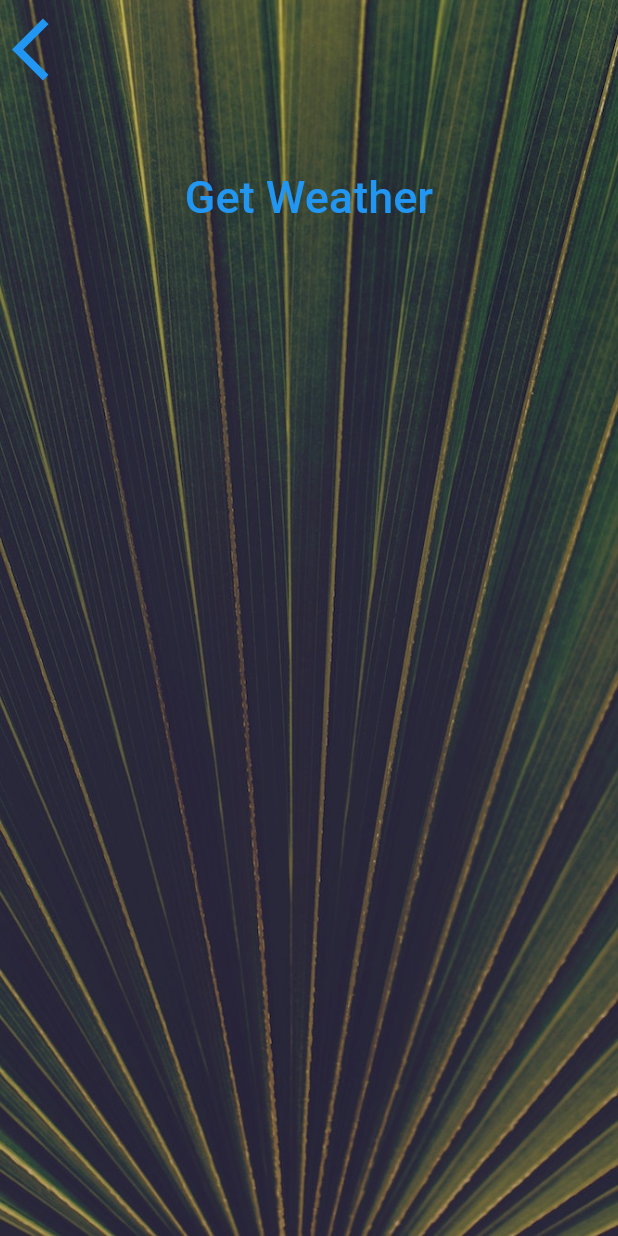
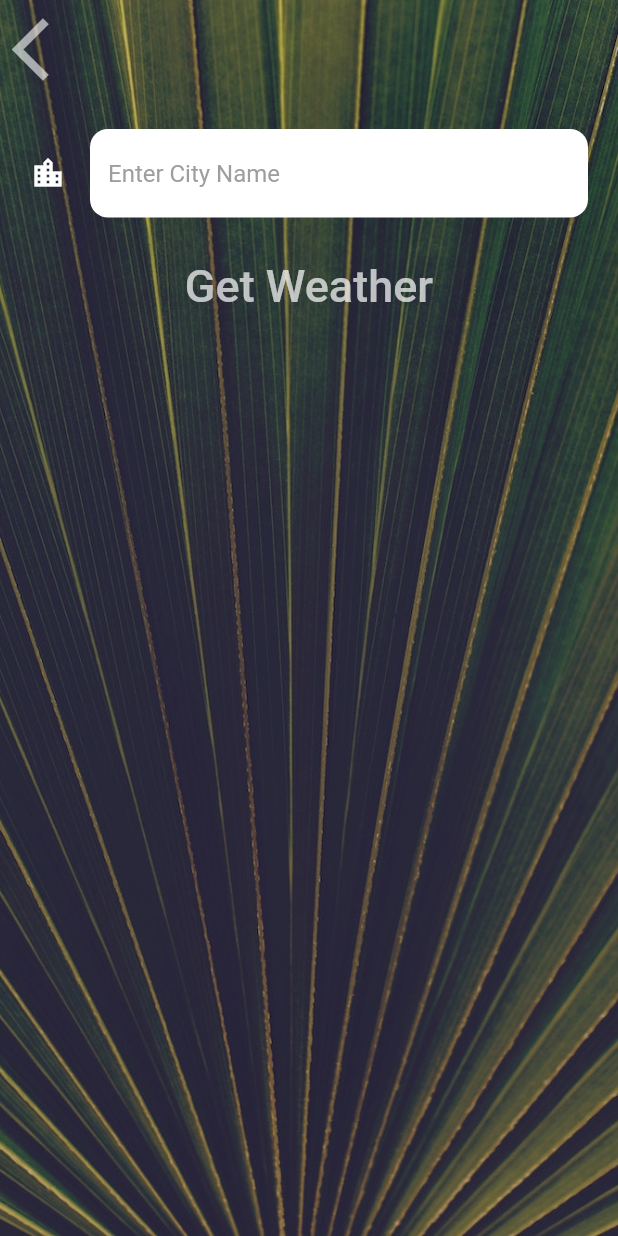
Before and after one commit to Hashimkhann1/weater_flutter_app, a Flutter app: the CityScreen screen opened directly, on a phone screen of 412 x 824 dp. Run offline on Flutter 3.47's test engine with Material 2 defaults, Android fonts, the phone set to English and light mode, and no system bars; our stand-ins replace flutter_spinkit, geolocator; network calls fail; Roboto replaces fonts that are missing (Spartan MB).

Commit message:
Now weather data can be search by phone location and by city name

```diff
--- a/lib/screens/city_screen.dart
+++ b/lib/screens/city_screen.dart
@@ -1,5 +1,5 @@
 import 'package:flutter/material.dart';
-import 'package:weather_app/utilities/constants.dart';
+import 'package:weather_app/utilities/constants.dart'; //file
 
 class CityScreen extends StatefulWidget {
   @override
@@ -7,6 +7,9 @@ class CityScreen extends StatefulWidget {
 }
 
 class _CityScreenState extends State<CityScreen> {
+
+  String? cityName;
+
   @override
   Widget build(BuildContext context) {
     return Scaffold(
@@ -24,19 +27,32 @@ class _CityScreenState extends State<CityScreen> {
               Align(
                 alignment: Alignment.topLeft,
                 child: TextButton(
-                  onPressed: () {},
+                  onPressed: () {
+                    Navigator.pop(context);
+                  },
                   child: Icon(
                     Icons.arrow_back_ios,
                     size: 50.0,
+                    color: Colors.white60,
                   ),
                 ),
               ),
               Container(
                 padding: EdgeInsets.all(20.0),
-                child: null,
+                child: TextField(
+                  style: TextStyle(
+                    color: Colors.black,
+                  ),
+                  decoration: kTextFieldInputDecoration,
+                  onChanged: (value){
+                    cityName = value;
+                  },
+                ),
               ),
               TextButton(
-                onPressed: () {},
+                onPressed: () {
+                  Navigator.pop(context , cityName);
+                },
                 child: Text(
                   'Get Weather',
                   style: kButtonTextStyle,
--- a/lib/services/networking.dart
+++ b/lib/services/networking.dart
@@ -2,6 +2,7 @@ import 'package:http/http.dart' as http;
 import 'dart:convert';
 
 class NetworkHelper {
+
   NetworkHelper(this.url);
 
   final String url;
--- a/lib/utilities/constants.dart
+++ b/lib/utilities/constants.dart
@@ -2,7 +2,7 @@ import 'package:flutter/material.dart';
 
 const kTempTextStyle = TextStyle(
   fontFamily: 'Spartan MB',
-  fontSize: 70.0,
+  fontSize: 60.0,
 );
 
 const kMessageTextStyle = TextStyle(
@@ -13,8 +13,23 @@ const kMessageTextStyle = TextStyle(
 const kButtonTextStyle = TextStyle(
   fontSize: 30.0,
   fontFamily: 'Spartan MB',
+  color: Colors.white70
 );
 
 const kConditionTextStyle = TextStyle(
   fontSize: 70.0,
 );
+
+var kTextFieldInputDecoration = InputDecoration(
+    filled: true,
+    fillColor: Colors.white,
+    icon: Icon(Icons.location_city , color: Colors.white,),
+    hintText: 'Enter City Name',
+    hintStyle: TextStyle(
+        color: Colors.grey
+    ),
+    border: OutlineInputBorder(
+      borderRadius: BorderRadius.circular(12.0),
+      borderSide: BorderSide.none,
+    )
+);
```
Also changed, not shown: lib/screens/loading_screen.dart (+3 -11 lines), lib/screens/location_screens.dart (+40 -12 lines), lib/services/weather.dart (+26 -0 lines), images/weather.jpeg (added).
